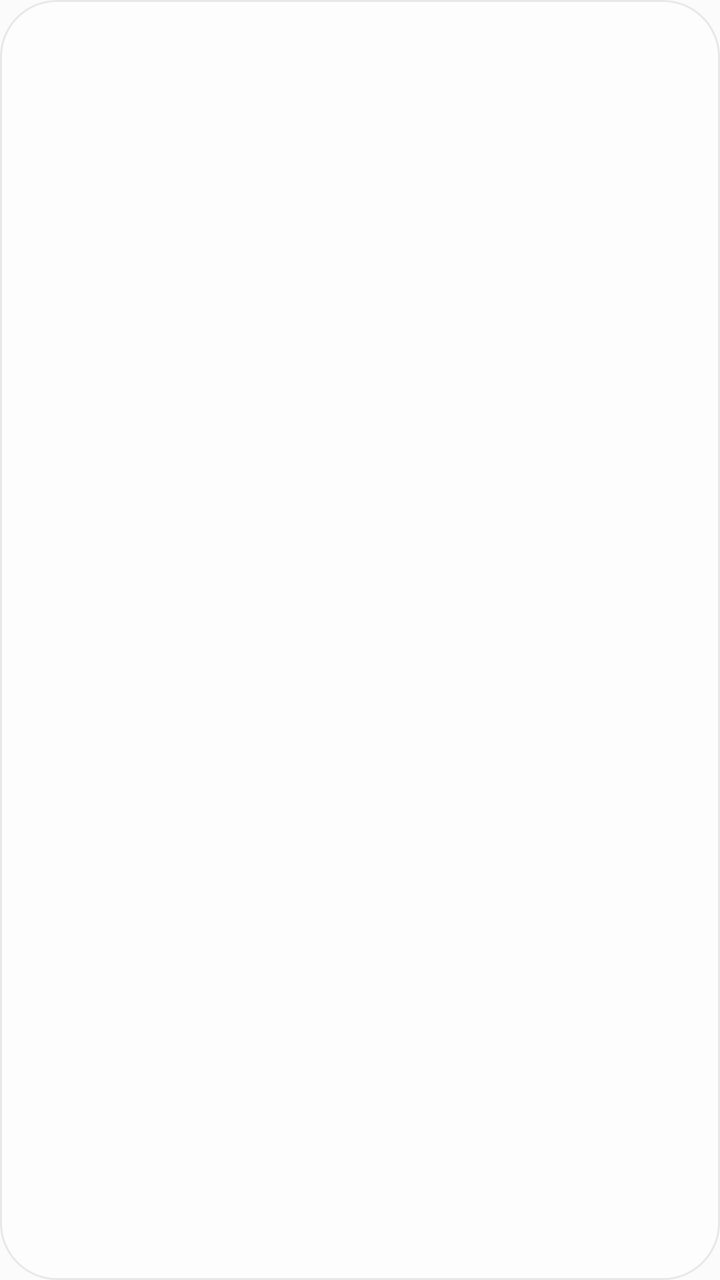
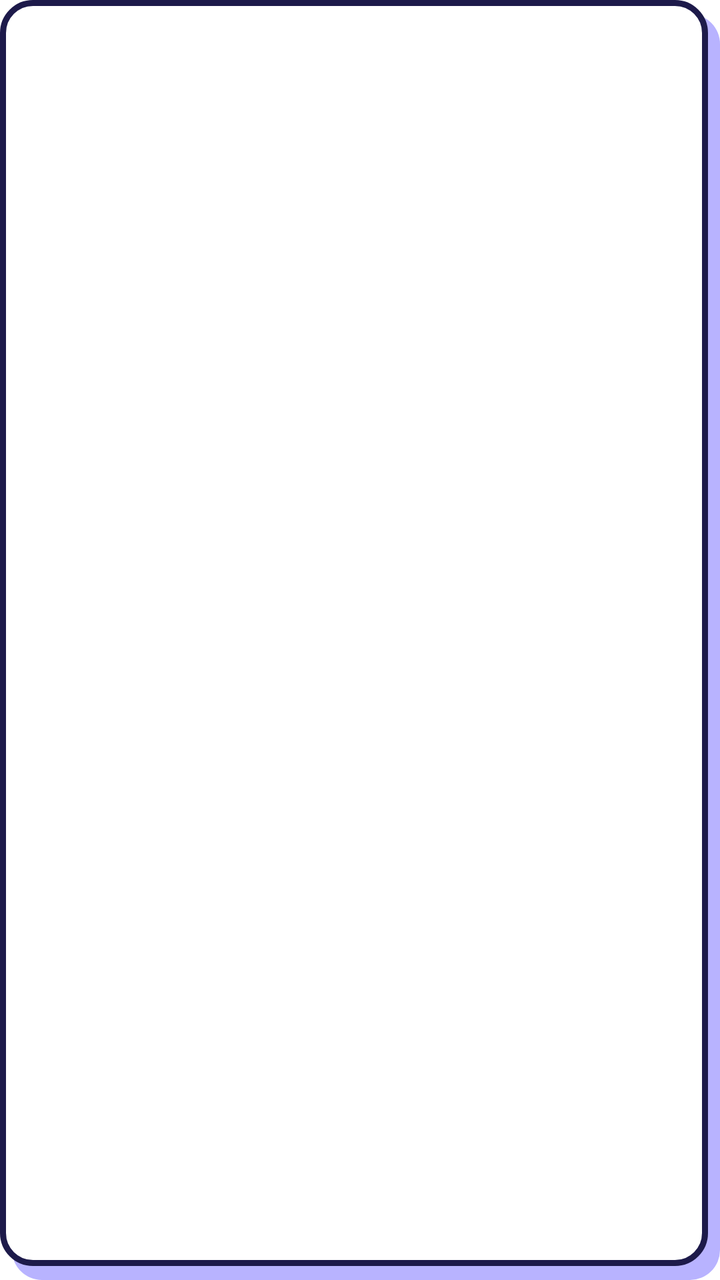

Two renders of the same Android screen: before a commit and after it. Below are the layout's source before the change and the commit's diff.
<!-- AndroidManifest.xml: application theme Theme.BlackBox -->
<!-- res/layout/item_fake.xml -->
<?xml version="1.0" encoding="utf-8"?>
<LinearLayout xmlns:android="http://schemas.android.com/apk/res/android"
    xmlns:app="http://schemas.android.com/apk/res-auto"
    android:layout_width="match_parent"
    android:orientation="horizontal"
    android:background="@drawable/bg_glass_card"
    android:layout_margin="4dp"
    android:padding="12dp"
    android:layout_height="wrap_content">


    <FrameLayout
        android:layout_width="wrap_content"
        android:layout_height="wrap_content">

        <ImageView
            android:id="@+id/icon"
            android:layout_width="48dp"
            android:layout_height="48dp" />

        <com.othershe.cornerlabelview.CornerLabelView
            android:id="@+id/cornerLabel"
            android:layout_width="24dp"
            android:layout_height="24dp"
            android:layout_gravity="top|start"
            android:visibility="invisible"
            app:bg_color="@color/brand"
            app:position="left_top"
            app:text="*"
            app:side_length="22dp" />
    </FrameLayout>

    <LinearLayout
        android:layout_weight="1"
        android:orientation="vertical"
        android:layout_gravity="center"
        android:layout_marginStart="8dp"
        android:layout_width="match_parent"
        android:layout_height="wrap_content">

        <TextView
            android:id="@+id/name"
            android:layout_width="match_parent"
            android:textSize="15sp"
            android:textColor="@color/primary_text"
            android:layout_height="wrap_content" />

        <TextView
            android:id="@+id/fakeLocation"
                android:textColor="@color/secondary_text"
            android:layout_width="match_parent"
            android:layout_height="wrap_content" />
    </LinearLayout>


</LinearLayout>
<!-- resources referenced by this layout -->
<resources>
  <color name="brand">#3291FF</color>
  <color name="primary_text">#0B0B0C</color>
  <color name="secondary_text">#66666E</color>
  <!-- drawable bg_glass_card (drawable) -->
  <?xml version="1.0" encoding="utf-8"?>
  <shape xmlns:android="http://schemas.android.com/apk/res/android" android:shape="rectangle">
      <corners android:radius="28dp" />
      <solid android:color="@color/glass_bg" />
      <stroke android:width="1dp" android:color="@color/border" />
  </shape>
  <style name="Theme.BlackBox" parent="Theme.MaterialComponents.DayNight.NoActionBar">
          <item name="colorPrimary">@color/brand</item>
          <item name="colorPrimaryVariant">@color/brand_dark</item>
          <item name="colorOnPrimary">@color/white</item>
          <item name="colorSecondary">@color/accent</item>
          <item name="colorSecondaryVariant">@color/brand</item>
          <item name="colorOnSecondary">@color/white</item>
          <item name="colorSurface">@color/surface</item>
          <item name="android:windowBackground">@color/background</item>
          <item name="android:textColorPrimary">@color/primary_text</item>
          <item name="android:textColorSecondary">@color/secondary_text</item>
          <item name="android:statusBarColor" tools:targetApi="l">@color/background</item>
          <item name="android:windowLightStatusBar" tools:targetApi="m">true</item>
          <item name="actionMenuTextColor">@color/primary_text</item>
          <item name="android:forceDarkAllowed" tools:targetApi="q">false</item>
          
          <item name="android:popupMenuStyle">@style/GlassPopupMenu</item>
          <item name="popupMenuStyle">@style/GlassPopupMenu</item>
          
          <item name="md_background_color">@color/glass_bg</item>
          <item name="md_color_title">@color/primary_text</item>
          <item name="md_color_content">@color/primary_text</item>
          <item name="md_color_button_text">@color/accent</item>
          <item name="md_color_hint">@color/secondary_text</item>
          <item name="md_color_widget">@color/accent</item>
          <item name="md_color_widget_unchecked">@color/secondary_text</item>
          <item name="md_divider_color">@color/border</item>
          <item name="md_corner_radius">28dp</item>
      </style>
  <color name="glass_bg">#ADFFFFFF</color>
  <color name="border">#14000000</color>
  <color name="brand_dark">#1F6FEB</color>
  <color name="white">#FFFFFFFF</color>
  <color name="accent">#3291FF</color>
  <color name="surface">#FFFFFF</color>
  <color name="background">#FBFBFC</color>
  <style name="GlassPopupMenu" parent="Widget.AppCompat.PopupMenu">
          <item name="android:popupBackground">@drawable/bg_glass_menu</item>
      </style>
  <!-- drawable bg_glass_menu (drawable) -->
  <?xml version="1.0" encoding="utf-8"?>
  <shape xmlns:android="http://schemas.android.com/apk/res/android"
      android:shape="rectangle">
      <solid android:color="@color/glass_bg" />
      <stroke android:width="1dp" android:color="@color/border" />
      <corners android:radius="20dp" />
  </shape>
</resources>

<!-- the commit's change to res/layout/item_fake.xml (unified diff, before → after) -->
@@ -3,7 +3,7 @@
     xmlns:app="http://schemas.android.com/apk/res-auto"
     android:layout_width="match_parent"
     android:orientation="horizontal"
-    android:background="@drawable/bg_glass_card"
+    android:background="@drawable/bg_sakuga_card"
     android:layout_margin="4dp"
     android:padding="12dp"
     android:layout_height="wrap_content">
@@ -24,7 +24,7 @@
             android:layout_height="24dp"
             android:layout_gravity="top|start"
             android:visibility="invisible"
-            app:bg_color="@color/brand"
+            app:bg_color="@color/accent"
             app:position="left_top"
             app:text="*"
             app:side_length="22dp" />
<!-- resource entries referenced after the edit -->
@@ -1,15 +1,31 @@
 <!-- resources referenced by this layout -->
 <resources>
-  <color name="brand">#3291FF</color>
-  <color name="primary_text">#0B0B0C</color>
-  <color name="secondary_text">#66666E</color>
-  <!-- drawable bg_glass_card (drawable) -->
+  <color name="brand">#8F8DF7</color>
+  <color name="primary_text">#1D1A4A</color>
+  <color name="secondary_text">#8580B0</color>
+  <!-- drawable bg_sakuga_card (drawable) -->
   <?xml version="1.0" encoding="utf-8"?>
-  <shape xmlns:android="http://schemas.android.com/apk/res/android" android:shape="rectangle">
-      <corners android:radius="28dp" />
-      <solid android:color="@color/glass_bg" />
-      <stroke android:width="1dp" android:color="@color/border" />
-  </shape>
+  <layer-list xmlns:android="http://schemas.android.com/apk/res/android">
+      <item
+          android:left="6dp"
+          android:top="7dp">
+          <shape android:shape="rectangle">
+              <solid android:color="@color/soft" />
+              <corners android:radius="15dp" />
+          </shape>
+      </item>
+      <item
+          android:bottom="7dp"
+          android:right="6dp">
+          <shape android:shape="rectangle">
+              <solid android:color="@color/paper" />
+              <stroke
+                  android:width="3dp"
+                  android:color="@color/ink" />
+              <corners android:radius="15dp" />
+          </shape>
+      </item>
+  </layer-list>
   <style name="Theme.BlackBox" parent="Theme.MaterialComponents.DayNight.NoActionBar">
           <item name="colorPrimary">@color/brand</item>
           <item name="colorPrimaryVariant">@color/brand_dark</item>
@@ -26,36 +42,30 @@
           <item name="actionMenuTextColor">@color/primary_text</item>
           <item name="android:forceDarkAllowed" tools:targetApi="q">false</item>
           
-          <item name="android:popupMenuStyle">@style/GlassPopupMenu</item>
-          <item name="popupMenuStyle">@style/GlassPopupMenu</item>
+          <item name="android:popupMenuStyle">@style/SakugaPopupMenu</item>
+          <item name="popupMenuStyle">@style/SakugaPopupMenu</item>
           
-          <item name="md_background_color">@color/glass_bg</item>
+          <item name="md_background_color">@color/paper</item>
           <item name="md_color_title">@color/primary_text</item>
           <item name="md_color_content">@color/primary_text</item>
           <item name="md_color_button_text">@color/accent</item>
           <item name="md_color_hint">@color/secondary_text</item>
           <item name="md_color_widget">@color/accent</item>
           <item name="md_color_widget_unchecked">@color/secondary_text</item>
-          <item name="md_divider_color">@color/border</item>
-          <item name="md_corner_radius">28dp</item>
+          <item name="md_divider_color">@color/track</item>
+          <item name="md_corner_radius">15dp</item>
       </style>
-  <color name="glass_bg">#ADFFFFFF</color>
-  <color name="border">#14000000</color>
-  <color name="brand_dark">#1F6FEB</color>
+  <color name="soft">#B8B3FF</color>
+  <color name="paper">#FFFFFF</color>
+  <color name="ink">#1D1A4A</color>
+  <color name="brand_dark">#5A4FD8</color>
   <color name="white">#FFFFFFFF</color>
-  <color name="accent">#3291FF</color>
+  <color name="accent">#FF5FA8</color>
   <color name="surface">#FFFFFF</color>
-  <color name="background">#FBFBFC</color>
-  <style name="GlassPopupMenu" parent="Widget.AppCompat.PopupMenu">
-          <item name="android:popupBackground">@drawable/bg_glass_menu</item>
+  <color name="background">#FFFFFF</color>
+  <style name="SakugaPopupMenu" parent="Widget.AppCompat.PopupMenu">
+          <item name="android:popupBackground">@drawable/bg_sakuga_card</item>
       </style>
-  <!-- drawable bg_glass_menu (drawable) -->
-  <?xml version="1.0" encoding="utf-8"?>
-  <shape xmlns:android="http://schemas.android.com/apk/res/android"
-      android:shape="rectangle">
-      <solid android:color="@color/glass_bg" />
-      <stroke android:width="1dp" android:color="@color/border" />
-      <corners android:radius="20dp" />
-  </shape>
+  <color name="track">#C9CBE0</color>
 </resources>
 
